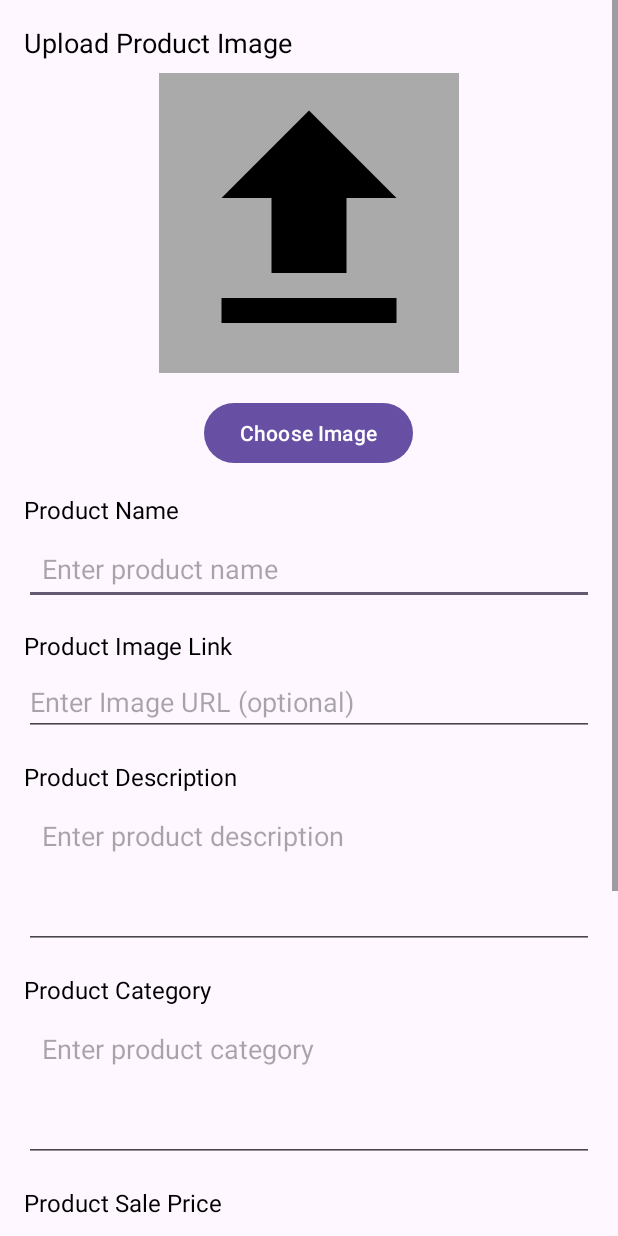
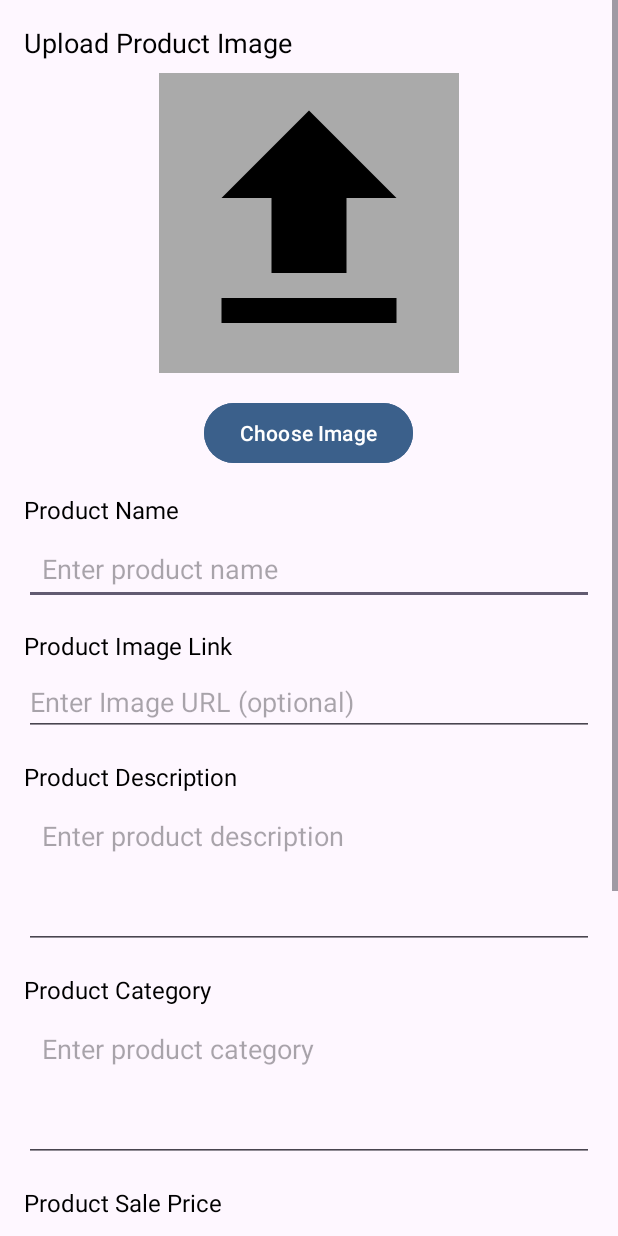
Before and after one commit to tannazetminan/WarehouseManagementSystem, an Android app: the AddProductFormActivity screen opened directly, with no data from a screen before it, on a phone screen of 412 x 824 dp. Run offline under Robolectric (Android 15) with nearby library versions, the phone set to English and light mode, and no system bars; pictures from the network do not load.

Commit message:
Update activity_add_product_form.xml
Changed button color

```diff
--- a/app/src/main/res/layout/activity_add_product_form.xml
+++ b/app/src/main/res/layout/activity_add_product_form.xml
@@ -38,6 +38,7 @@
         android:layout_height="wrap_content"
         android:text="Choose Image"
         android:layout_gravity="center"
+        android:backgroundTint="@color/primaryColor"
         android:layout_marginBottom="16dp"/>
 
     <!-- Product Details Section -->
```
